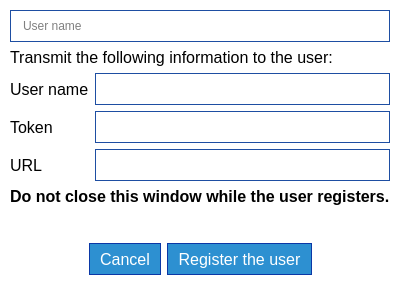
Above: parsec/core/gui/forms/register_user_dialog.ui from Scille/parsec-cloud before the change. Below: the same form after it.
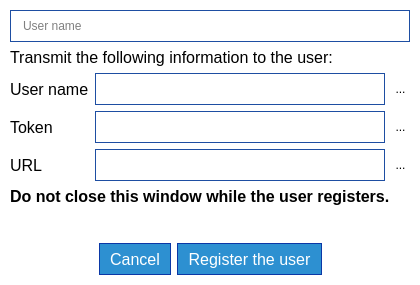
That is the form after the change. Icons and pictures are not drawn.

Commit message: [GUI] Added buttons to copy token and url to clipboard

```diff
--- a/parsec/core/gui/forms/register_user_dialog.ui
+++ b/parsec/core/gui/forms/register_user_dialog.ui
@@ -6,19 +6,19 @@
    <rect>
     <x>0</x>
     <y>0</y>
-    <width>400</width>
+    <width>420</width>
     <height>285</height>
    </rect>
   </property>
   <property name="minimumSize">
    <size>
-    <width>400</width>
+    <width>420</width>
     <height>285</height>
    </size>
   </property>
   <property name="maximumSize">
    <size>
-    <width>400</width>
+    <width>420</width>
     <height>285</height>
    </size>
   </property>
@@ -63,6 +63,11 @@
 color: rgb(255, 255, 255);
 }
 
+QToolButton
+{
+border: none;
+}
+
 QCheckBox::indicator
 {
 width: 15px;
@@ -166,19 +171,7 @@
        </widget>
       </item>
       <item>
-       <layout class="QFormLayout" name="formLayout">
-        <item row="1" column="0">
-         <widget class="QLabel" name="label_2">
-          <property name="font">
-           <font>
-            <pointsize>12</pointsize>
-           </font>
-          </property>
-          <property name="text">
-           <string>Token</string>
-          </property>
-         </widget>
-        </item>
+       <layout class="QGridLayout" name="gridLayout">
         <item row="2" column="0">
          <widget class="QLabel" name="label_3">
           <property name="font">
@@ -191,19 +184,6 @@
           </property>
          </widget>
         </item>
-        <item row="1" column="1">
-         <widget class="QLineEdit" name="line_edit_token">
-          <property name="minimumSize">
-           <size>
-            <width>0</width>
-            <height>32</height>
-           </size>
-          </property>
-          <property name="readOnly">
-           <bool>true</bool>
-          </property>
-         </widget>
-        </item>
         <item row="2" column="1">
          <widget class="QLineEdit" name="line_edit_url">
           <property name="minimumSize">
@@ -229,6 +209,18 @@
           </property>
          </widget>
         </item>
+        <item row="1" column="0">
+         <widget class="QLabel" name="label_2">
+          <property name="font">
+           <font>
+            <pointsize>12</pointsize>
+           </font>
+          </property>
+          <property name="text">
+           <string>Token</string>
+          </property>
+         </widget>
+        </item>
         <item row="0" column="1">
          <widget class="QLineEdit" name="line_edit_user">
           <property name="minimumSize">
@@ -242,6 +234,79 @@
           </property>
          </widget>
         </item>
+        <item row="1" column="1">
+         <widget class="QLineEdit" name="line_edit_token">
+          <property name="minimumSize">
+           <size>
+            <width>0</width>
+            <height>32</height>
+           </size>
+          </property>
+          <property name="readOnly">
+           <bool>true</bool>
+          </property>
+         </widget>
+        </item>
+        <item row="0" column="2">
+         <widget class="QToolButton" name="button_copy_username">
+          <property name="text">
+           <string>...</string>
+          </property>
+          <property name="icon">
+           <iconset resource="../rc/resources.qrc">
+            <normaloff>:/icons/images/icons/add-plus-button.png</normaloff>:/icons/images/icons/add-plus-button.png</iconset>
+          </property>
+          <property name="iconSize">
+           <size>
+            <width>24</width>
+            <height>24</height>
+           </size>
+          </property>
+          <property name="autoRaise">
+           <bool>true</bool>
+          </property>
+         </widget>
+        </item>
+        <item row="1" column="2">
+         <widget class="QToolButton" name="button_copy_token">
+          <property name="text">
+           <string>...</string>
+          </property>
+          <property name="icon">
+           <iconset resource="../rc/resources.qrc">
+            <normaloff>:/icons/images/icons/add-plus-button.png</normaloff>:/icons/images/icons/add-plus-button.png</iconset>
+          </property>
+          <property name="iconSize">
+           <size>
+            <width>24</width>
+            <height>24</height>
+           </size>
+          </property>
+          <property name="autoRaise">
+           <bool>true</bool>
+          </property>
+         </widget>
+        </item>
+        <item row="2" column="2">
+         <widget class="QToolButton" name="button_copy_url">
+          <property name="text">
+           <string>...</string>
+          </property>
+          <property name="icon">
+           <iconset resource="../rc/resources.qrc">
+            <normaloff>:/icons/images/icons/add-plus-button.png</normaloff>:/icons/images/icons/add-plus-button.png</iconset>
+          </property>
+          <property name="iconSize">
+           <size>
+            <width>24</width>
+            <height>24</height>
+           </size>
+          </property>
+          <property name="autoRaise">
+           <bool>true</bool>
+          </property>
+         </widget>
+        </item>
        </layout>
       </item>
       <item>
```
Left out of the diff: 4 changed lines with no effect on the pictures. The commit also changes 2 other files.
